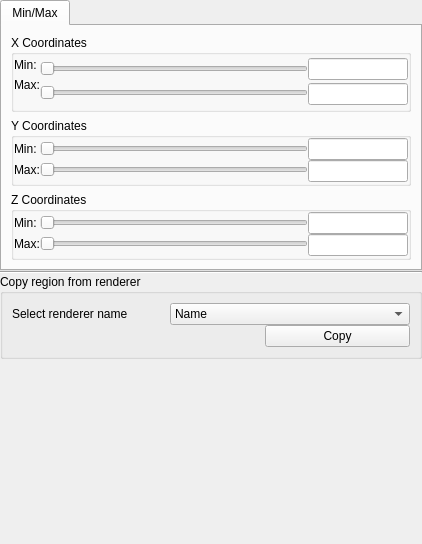
This is apps/vaporgui/ui/GeometryWidgetGUI.ui in StasJ/vapor-formatted as Qt 5 draws it before an edit. The edited form follows.
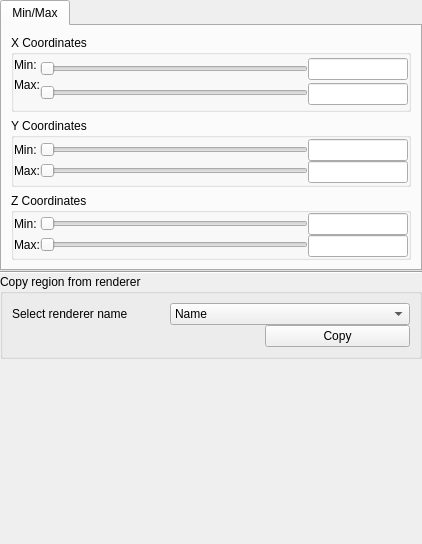
This is the edited form.

The edit to the form file:
```diff
--- a/apps/vaporgui/ui/GeometryWidgetGUI.ui
+++ b/apps/vaporgui/ui/GeometryWidgetGUI.ui
@@ -407,6 +407,12 @@
            </item>
            <item>
             <widget class="QGroupBox" name="zMinMaxGroupBox">
+             <property name="sizePolicy">
+              <sizepolicy hsizetype="Preferred" vsizetype="Fixed">
+               <horstretch>0</horstretch>
+               <verstretch>0</verstretch>
+              </sizepolicy>
+             </property>
              <property name="title">
               <string>Z Coordinates</string>
              </property>
```
